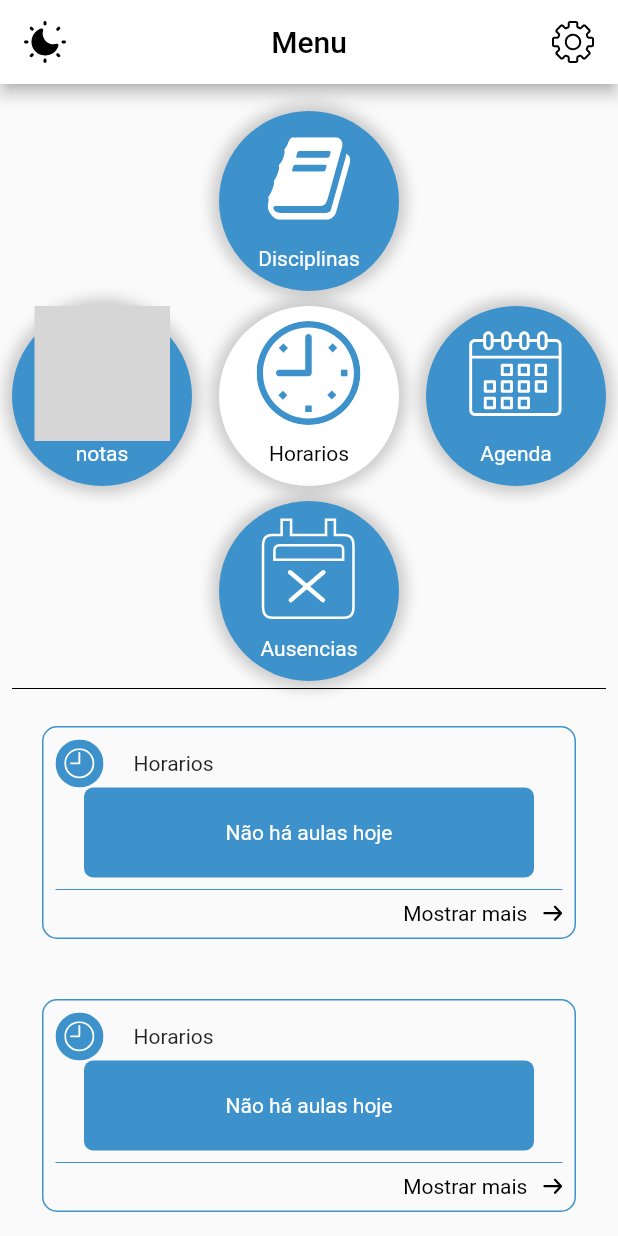
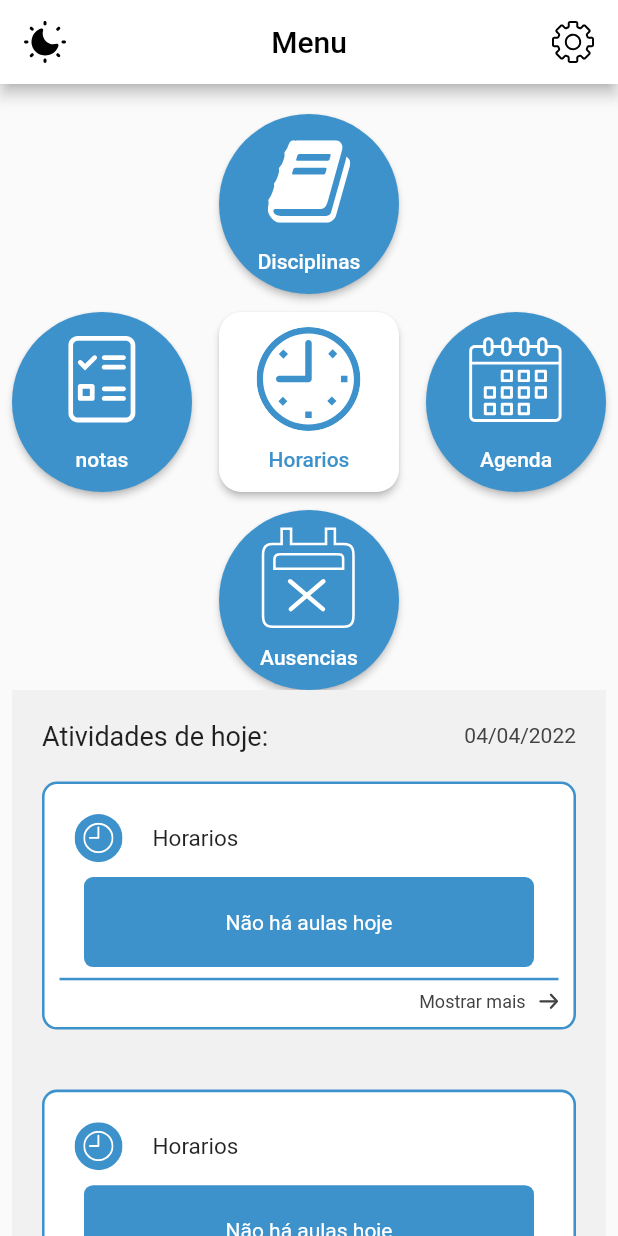
Before and after one commit to Mateuss18/School_Schedule, a Flutter app: the screen it shows after launch, on a phone screen of 412 x 824 dp. Run offline on Flutter 3.47's test engine with Material 2 defaults, Android fonts, the phone set to English and light mode, and no system bars; our stand-ins replace flutter_svg, google_fonts, social_login_buttons; grey boxes are pictures that could not be loaded.

Commit message:
update: update in home page

```diff
--- a/school_schedule/lib/core/app_images.dart
+++ b/school_schedule/lib/core/app_images.dart
@@ -1,20 +1,21 @@
-import 'package:flutter/material.dart';
-import 'package:flutter_svg/svg.dart';
-
 class AppImages {
   const AppImages._();
 
   static const calendarioSVG = 'assets/images/calendario-login.svg';
   static const agendaBrancoSVG = 'assets/images/agenda_branco.svg';
-  static const ausenciasBrancoAzulSVG = 'assets/images/ausencias_branco_azul.svg';
+  static const ausenciasBrancoAzulSVG =
+      'assets/images/ausencias_branco_azul.svg';
   static const capeloSVG = 'assets/images/capelo.svg';
   static const configuracoesSVG = 'assets/images/configuracoes.svg';
   static const darkModeSVG = 'assets/images/dark_mode.svg';
   static const disciplinasBrancoSVG = 'assets/images/disciplinas_branco.svg';
   static const horariosAzulSVG = 'assets/images/horarios_azul.svg';
-  static const iconHorarioAzulBrancoSVG = 'assets/images/icon_horario_azul_branco.svg';
-  static const iconProvasAzulBrancoSVG = 'assets/images/icon_provas_azul_branco.svg';
-  static const iconTarefasAzulBrancoSVG = 'assets/images/icon_tarefas_azul_branco.svg';
-  static const notasBrancoSVG = 'assets/images/notasBranco.svg';
+  static const iconHorarioAzulBrancoSVG =
+      'assets/images/icon_horario_azul_branco.svg';
+  static const iconProvasAzulBrancoSVG =
+      'assets/images/icon_provas_azul_branco.svg';
+  static const iconTarefasAzulBrancoSVG =
+      'assets/images/icon_tarefas_azul_branco.svg';
+  static const notasBrancoSVG = 'assets/images/notas_branco.svg';
   static const setaSVG = 'assets/images/seta.svg';
 }
--- a/school_schedule/lib/modules/home/pages/home_page.dart
+++ b/school_schedule/lib/modules/home/pages/home_page.dart
@@ -3,6 +3,7 @@ import 'dart:ui';
 
 import 'package:flutter/material.dart';
 import 'package:flutter_svg/svg.dart';
+import 'package:intl/intl.dart';
 import 'package:school_schedule/core/app_colors.dart';
 
 import '../../../core/app_images.dart';
@@ -15,6 +16,7 @@ class HomePage extends StatefulWidget {
 }
 
 class _HomePageState extends State<HomePage> {
+  final now = DateTime.now();
   @override
   Widget build(BuildContext context) {
     return Scaffold(
@@ -42,16 +44,18 @@ class _HomePageState extends State<HomePage> {
               Column(
                 children: [
                   _buildCircularButtons(
+                    100,
                     SvgPicture.asset(AppImages.disciplinasBrancoSVG,
                         height: 90, width: 90, fit: BoxFit.scaleDown),
                     AppColors.corPrimaria,
-                      true,
                     'Disciplinas',
-                      Colors.white),
+                    Colors.white,
+                  ),
                   Row(
                     mainAxisAlignment: MainAxisAlignment.spaceBetween,
                     children: [
                       _buildCircularButtons(
+                        100,
                         SvgPicture.asset(
                           AppImages.notasBrancoSVG,
                           height: 90,
@@ -59,46 +63,69 @@ class _HomePageState extends State<HomePage> {
                           fit: BoxFit.scaleDown,
                         ),
                         AppColors.corPrimaria,
-                          true,
                         'notas',
-                          Colors.white),
+                        Colors.white,
+                      ),
                       _buildCircularButtons(
+                        15,
                         SvgPicture.asset(AppImages.horariosAzulSVG,
-                              height: 90, width: 90, fit: BoxFit.scaleDown),
+                            height: 90,
+                            width: 90,
+                            fit: BoxFit.scaleDown,
+                            color: AppColors.corPrimaria),
                         Colors.white,
-                          true,
                         'Horarios',
-                          Colors.black),
+                        AppColors.corPrimaria,
+                      ),
                       _buildCircularButtons(
+                        100,
                         SvgPicture.asset(AppImages.agendaBrancoSVG,
                             height: 90, width: 90, fit: BoxFit.scaleDown),
                         AppColors.corPrimaria,
-                          true,
                         'Agenda',
-                          Colors.white),
+                        Colors.white,
+                      ),
                     ],
                   ),
                   _buildCircularButtons(
+                    100,
                     SvgPicture.asset(AppImages.ausenciasBrancoAzulSVG,
                         height: 90, width: 90, fit: BoxFit.scaleDown),
                     AppColors.corPrimaria,
-                      true,
                     'Ausencias',
-                      Colors.white),
+                    Colors.white,
+                  ),
                 ],
               ),
-              const Divider(
-                color: Colors.black,
-                height: 10,
+              Container(
+                color: AppColors.corLightGray1,
+                child: Column(
+                  children: [
+                    Padding(
+                      padding:
+                          const EdgeInsets.only(right: 20, left: 20, top: 20),
+                      child: Row(
+                        mainAxisAlignment: MainAxisAlignment.spaceBetween,
+                        children: [
+                          const Text(
+                            'Atividades de hoje:',
+                            style: TextStyle(fontSize: 18),
                           ),
-              Column(
-                children: <Widget>[
+                          Text(
+                            DateFormat('dd/MM/yyyy').format(now).toString(),
+                            style:
+                                const TextStyle(color: AppColors.corDarkGray1),
+                          )
+                        ],
+                      ),
+                    ),
                     cardHorario(),
                     cardHorario(),
                     cardHorario(),
                     cardHorario(),
                     cardHorario(),
                   ],
+                ),
               )
             ],
           ),
@@ -107,25 +134,33 @@ class _HomePageState extends State<HomePage> {
     );
   }
 
-  Padding cardHorario() {
+  Widget cardHorario() {
     return Padding(
       padding: const EdgeInsets.all(20),
       child: Container(
         decoration: BoxDecoration(
-            borderRadius: BorderRadius.all(Radius.circular(10)),
+            color: Colors.white,
+            borderRadius: const BorderRadius.all(Radius.circular(10)),
             border: Border.all(
+              width: 1.7,
               color: AppColors.corPrimaria,
             )),
         child: Padding(
-          padding: const EdgeInsets.all(8.0),
+          padding: const EdgeInsets.all(10),
           child: Column(
             children: [
-              Row(
+              Padding(
+                padding: const EdgeInsets.all(10),
+                child: Row(
                   children: [
                     SvgPicture.asset(AppImages.iconHorarioAzulBrancoSVG),
                     const SizedBox(width: 20),
-                  const Text('Horarios'),
+                    const Text(
+                      'Horarios',
+                      style: TextStyle(fontSize: 15),
+                    ),
                   ],
+                ),
               ),
               Container(
                 decoration: const BoxDecoration(
@@ -142,6 +177,7 @@ class _HomePageState extends State<HomePage> {
                 ),
               ),
               const Divider(
+                thickness: 1.7,
                 color: AppColors.corPrimaria,
               ),
               Row(
@@ -149,11 +185,12 @@ class _HomePageState extends State<HomePage> {
                 children: [
                   const Text(
                     'Mostrar mais   ',
-                    style: TextStyle(color: Colors.black),
+                    style:
+                        TextStyle(color: AppColors.corDarkGray1, fontSize: 12),
                   ),
                   SvgPicture.asset(
                     AppImages.setaSVG,
-                    color: Colors.black,
+                    color: AppColors.corDarkGray1,
                   )
                 ],
               )
@@ -165,38 +202,33 @@ class _HomePageState extends State<HomePage> {
   }
 
   Widget _buildCircularButtons(
-      Widget dsad, Color color, bool shadow, String label, Color? textColor) {
+    double radius,
+    Widget icon,
+    Color color,
+    String label,
+    Color? textColor,
+  ) {
     return Padding(
-      padding: const EdgeInsets.only(top: 10),
+      padding: const EdgeInsets.only(top: 12),
+      child: ElevatedButton(
+        onPressed: () {},
         child: Column(
           children: [
-          Container(
-            decoration: BoxDecoration(
-              borderRadius: const BorderRadius.all(Radius.circular(100)),
-              color: color,
-              boxShadow: [
-                if (shadow == true)
-                  BoxShadow(
-                    color: Colors.grey.withOpacity(0.5),
-                    spreadRadius: 5,
-                    blurRadius: 7,
-                  ),
-              ],
-            ),
-            height: 120,
-            width: 120,
-            child: Column(
-              mainAxisAlignment: MainAxisAlignment.start,
-              children: [
-                dsad,
+            icon,
             Text(
               label,
               style: TextStyle(color: textColor),
             ),
           ],
         ),
+        style: ElevatedButton.styleFrom(
+          fixedSize: const Size(120, 120),
+          shape: RoundedRectangleBorder(
+            borderRadius: BorderRadius.circular(radius),
           ),
-        ],
+          primary: color,
+          onPrimary: const Color.fromARGB(255, 2, 45, 80),
+        ),
       ),
     );
   }
--- a/school_schedule/pubspec.yaml
+++ b/school_schedule/pubspec.yaml
@@ -37,6 +37,7 @@ dependencies:
   cupertino_icons: ^1.0.2
   flutter_svg: ^1.0.3
   social_login_buttons: ^1.0.6+2
+  intl: ^0.17.0
 
 dev_dependencies:
   flutter_test:
```
Also changed, not shown: school_schedule/pubspec.lock. Lines whose indentation alone changed are shown as unchanged.
